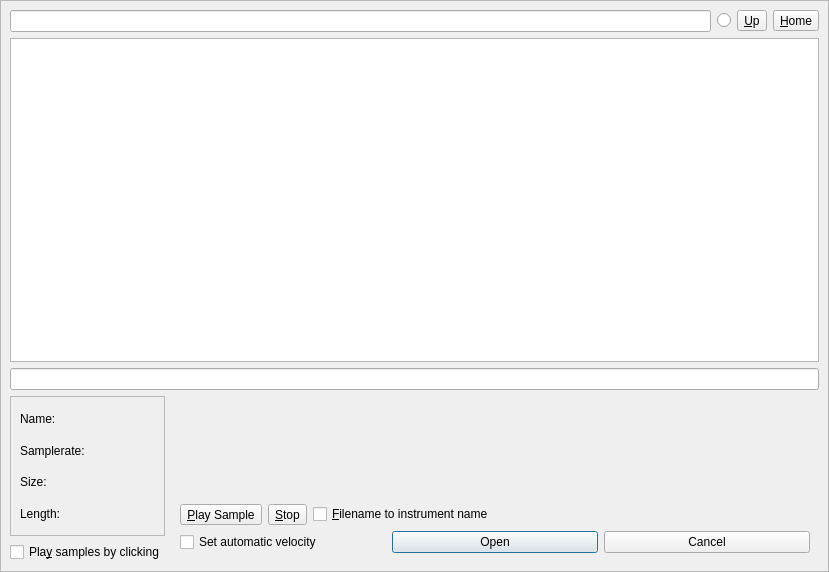
The window that src/gui/src/AudioFileBrowser/AudioFileBrowser_UI.ui (hydrogen-music/hydrogen) describes before a commit, drawn with Qt 5.
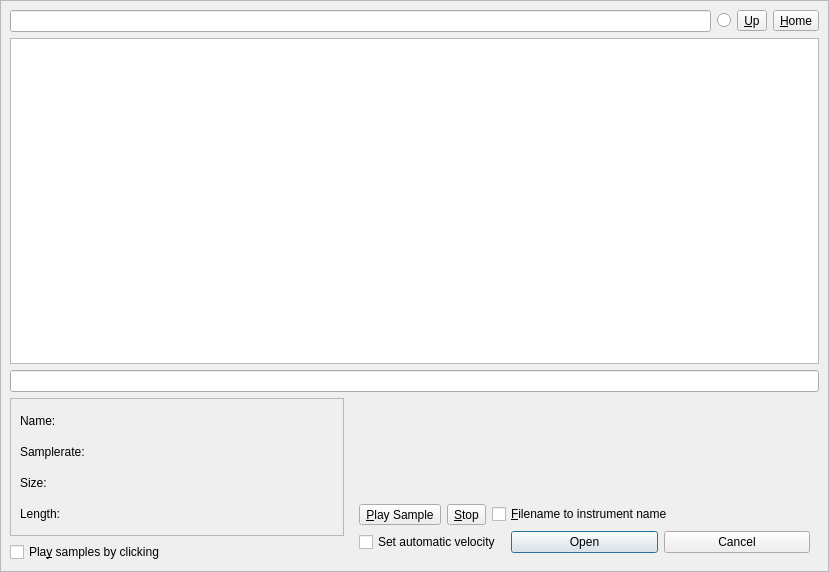
The same window after the commit. Custom widgets are drawn as their Qt base class.

Commit message:
AudioFileBrowser: fix sized wave display
I didn't like the expanding version. It was too unsteady and usability
did suffer

Diff of the .ui file:
```diff
--- a/src/gui/src/AudioFileBrowser/AudioFileBrowser_UI.ui
+++ b/src/gui/src/AudioFileBrowser/AudioFileBrowser_UI.ui
@@ -178,12 +178,6 @@
              </item>
              <item>
               <widget class="QWidget" name="pSampleContainer" native="true">
-               <property name="sizePolicy">
-                <sizepolicy hsizetype="Expanding" vsizetype="Expanding">
-                 <horstretch>0</horstretch>
-                 <verstretch>0</verstretch>
-                </sizepolicy>
-               </property>
                <layout class="QVBoxLayout" name="verticalLayout_2">
                 <item>
                  <widget class="WaveDisplay" name="m_pWaveDisplay" native="true">
```
